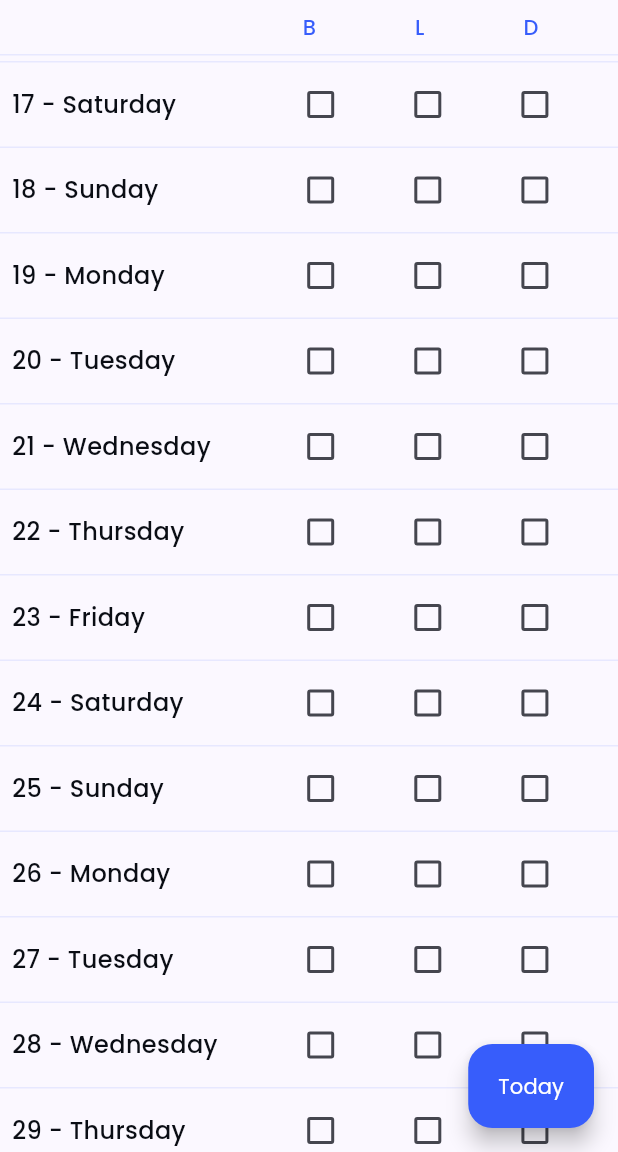
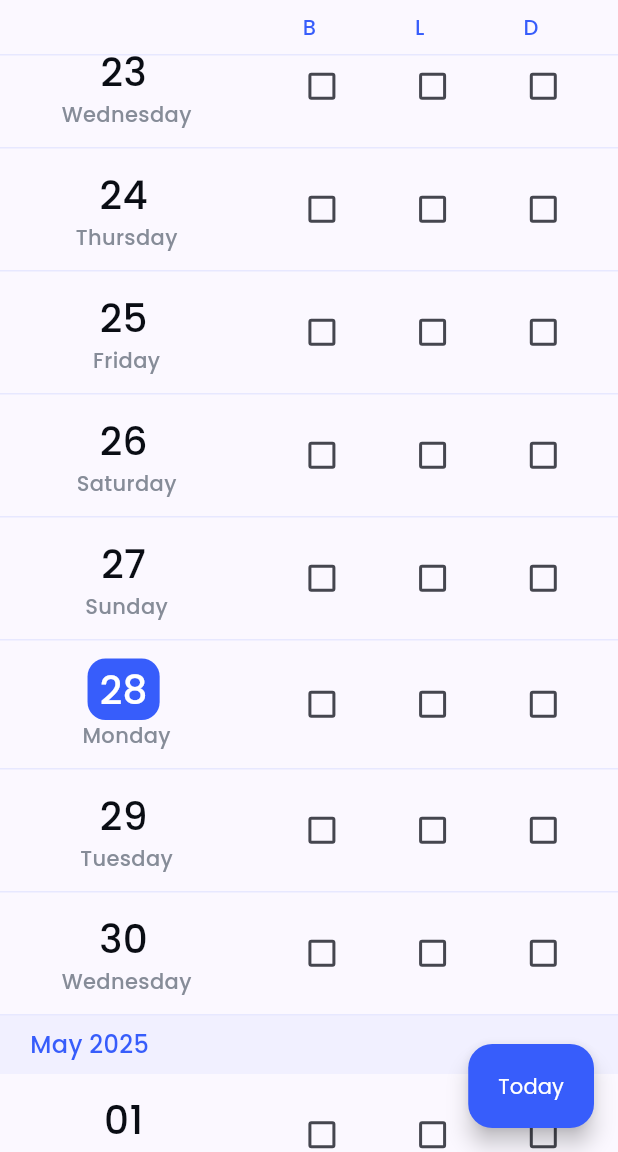
Before and after one commit to Jalaludheen25/Hira_plus, a Flutter app: the CanteenHomePage screen opened directly, scrolled down 576 dp, after a tap on "Today", on a phone screen of 412 x 824 dp, the part 84-1236 px from its top. Run offline on Flutter 3.47's test engine with Material 3 defaults, Android fonts, the phone set to English and light mode, and no system bars; our stand-ins replace font_awesome_flutter, google_fonts, pinput, toastification; missing offline and left inert: onesignal_flutter.

Commit message:
✨ Update dependencies and refactor toast notifications: Replace fluttertoast with toastification, update pubspec.lock, and enhance HomeScreen and ProfileScreen functionality.

```diff
--- a/lib/screens/user_screens/homescreen/home_screen.dart
+++ b/lib/screens/user_screens/homescreen/home_screen.dart
@@ -11,44 +11,89 @@ class CanteenHomePage extends StatefulWidget {
 
 class _CanteenHomePageState extends State<CanteenHomePage> {
   late DateTime selectedDate;
-  late DateTime firstDayOfMonth;
-  late List<DateTime> daysInMonth;
+  List<DateTime> allDays = [];
   final Map<String, Map<String, bool>> mealPreferences = {};
   final ScrollController _scrollController = ScrollController();
+  int currentYear = DateTime.now().year;
+  bool isLoadingNextYear = false;
 
   @override
   void initState() {
     super.initState();
     selectedDate = DateTime.now();
-    _updateMonthDays();
+    _updateAllDays();
     WidgetsBinding.instance.addPostFrameCallback((_) {
-      _scrollToCurrentWeek();
+      _scrollToCurrentDay();
     });
+    _scrollController.addListener(_onScroll);
   }
 
   @override
   void dispose() {
+    _scrollController.removeListener(_onScroll);
     _scrollController.dispose();
     super.dispose();
   }
 
-  void _updateMonthDays() {
-    firstDayOfMonth = DateTime(selectedDate.year, selectedDate.month, 1);
-    // Generate days for current month and next month
-    daysInMonth = [
-      ...List.generate(
-        DateTime(selectedDate.year, selectedDate.month + 1, 0).day,
-        (index) => DateTime(selectedDate.year, selectedDate.month, index + 1),
-      ),
-      ...List.generate(
-        DateTime(selectedDate.year, selectedDate.month + 2, 0).day,
-        (index) =>
-            DateTime(selectedDate.year, selectedDate.month + 1, index + 1),
-      ),
-    ];
+  void _onScroll() {
+    if (_scrollController.position.pixels >= _scrollController.position.maxScrollExtent * 0.8 &&
+        !isLoadingNextYear) {
+      _loadNextYear();
+    }
+  }
+
+  void _loadNextYear() {
+    if (isLoadingNextYear) return;
+
+    setState(() {
+      isLoadingNextYear = true;
+    });
+
+    final nextYear = currentYear + 1;
+    final startDate = DateTime(nextYear, 1, 1);
+    final endDate = DateTime(nextYear + 1, 1, 0); // Last day of December next year
+
+    final newDays = <DateTime>[];
+    DateTime currentDate = startDate;
+
+    while (currentDate.isBefore(endDate) || currentDate.isAtSameMomentAs(endDate)) {
+      newDays.add(currentDate);
+      currentDate = currentDate.add(const Duration(days: 1));
+    }
+
+    // Initialize preferences for new days
+    for (var date in newDays) {
+      final dateKey = '${date.year}-${date.month}-${date.day}';
+      mealPreferences[dateKey] ??= {
+        'Breakfast': false,
+        'Lunch': false,
+        'Dinner': false,
+      };
+    }
+
+    setState(() {
+      allDays.addAll(newDays);
+      currentYear = nextYear;
+      isLoadingNextYear = false;
+    });
+  }
+
+  void _updateAllDays() {
+    // Generate days for the current year and next year
+    final now = DateTime.now();
+    final startDate = DateTime(now.year, 1, 1); // Start from January 1st
+    final endDate = DateTime(now.year + 2, 1, 0); // Last day of next year
+
+    allDays = [];
+    DateTime currentDate = startDate;
+
+    while (currentDate.isBefore(endDate) || currentDate.isAtSameMomentAs(endDate)) {
+      allDays.add(currentDate);
+      currentDate = currentDate.add(const Duration(days: 1));
+    }
 
     // Initialize preferences for all days
-    for (var date in daysInMonth) {
+    for (var date in allDays) {
       final dateKey = '${date.year}-${date.month}-${date.day}';
       mealPreferences[dateKey] ??= {
         'Breakfast': false,
@@ -58,31 +103,48 @@ class _CanteenHomePageState extends State<CanteenHomePage> {
     }
   }
 
-  bool isCurrentWeek(DateTime date) {
+  void _scrollToCurrentDay() {
     final now = DateTime.now();
-    final firstDayOfWeek = now.subtract(Duration(days: now.weekday - 1));
-    final lastDayOfWeek = firstDayOfWeek.add(const Duration(days: 6));
-    return date.isAfter(firstDayOfWeek.subtract(const Duration(days: 1))) &&
-        date.isBefore(lastDayOfWeek.add(const Duration(days: 1)));
-  }
-
-  void _scrollToCurrentWeek() {
-    final now = DateTime.now();
-    final currentDayIndex = daysInMonth.indexWhere((date) =>
+    final currentDayIndex = allDays.indexWhere((date) =>
         date.day == now.day &&
         date.month == now.month &&
         date.year == now.year);
 
     if (currentDayIndex != -1) {
-      final screenHeight = MediaQuery.of(context).size.height;
-      final scrollPosition = (currentDayIndex * 110.0) - (screenHeight / 3);
+      // Scroll to the top of the current day
+      final itemHeight = 80.0; // Approximate height of each date item
+      final scrollPosition = currentDayIndex * itemHeight;
 
       _scrollController.animateTo(
         scrollPosition,
         duration: const Duration(milliseconds: 500),
         curve: Curves.easeInOut,
       );
+    } else {
+      // If today's date is not in the list, update the list to include it
+      _updateAllDays();
+      WidgetsBinding.instance.addPostFrameCallback((_) {
+        _scrollToCurrentDay();
+      });
     }
+  }
+
+  String _getMonthName(int month) {
+    const months = [
+      'January',
+      'February',
+      'March',
+      'April',
+      'May',
+      'June',
+      'July',
+      'August',
+      'September',
+      'October',
+      'November',
+      'December'
+    ];
+    return months[month - 1];
   }
 
   @override
@@ -110,7 +172,7 @@ class _CanteenHomePageState extends State<CanteenHomePage> {
               if (picked != null) {
                 setState(() {
                   selectedDate = picked;
-                  _updateMonthDays();
+                  _scrollToCurrentDay();
                 });
               }
             },
@@ -160,19 +222,28 @@ class _CanteenHomePageState extends State<CanteenHomePage> {
           Expanded(
             child: ListView.builder(
               controller: _scrollController,
-              itemCount: daysInMonth.length,
+              itemCount: allDays.length,
               itemBuilder: (context, index) {
-                final date = daysInMonth[index];
+                final date = allDays[index];
                 final dateKey = '${date.year}-${date.month}-${date.day}';
                 final isToday = date.day == DateTime.now().day &&
                     date.month == DateTime.now().month &&
                     date.year == DateTime.now().year;
 
+                // Check if this is the first day of the month
                 final bool isFirstDayOfMonth = date.day == 1;
-                final Widget monthHeader = isFirstDayOfMonth
-                    ? Container(
+
+                return Column(
+                  children: [
+                    if (isFirstDayOfMonth)
+                      Container(
                         padding: const EdgeInsets.all(8),
                         color: ColorClass.primaryBase.withOpacity(0.05),
+                        child: Row(
+                          mainAxisAlignment: MainAxisAlignment.spaceBetween,
+                          children: [
+                            Padding(
+                              padding: const EdgeInsets.only(left: 12),
                               child: Text(
                                 '${_getMonthName(date.month)} ${date.year}',
                                 style: TextStyleClass.poppinsMedium(
@@ -180,16 +251,30 @@ class _CanteenHomePageState extends State<CanteenHomePage> {
                                   color: ColorClass.primaryBase,
                                 ),
                               ),
-                      )
-                    : Container();
-
-                return Column(
-                  crossAxisAlignment: CrossAxisAlignment.stretch,
-                  children: [
-                    isFirstDayOfMonth ? monthHeader : Container(),
+                            ),
+                            if (isToday)
                               Container(
                                 padding: const EdgeInsets.symmetric(
-                          horizontal: 8, vertical: 4),
+                                  horizontal: 8,
+                                  vertical: 4,
+                                ),
+                                decoration: BoxDecoration(
+                                  color: ColorClass.primaryBase,
+                                  borderRadius: BorderRadius.circular(12),
+                                ),
+                                child: Text(
+                                  'Today',
+                                  style: TextStyleClass.poppinsMedium(
+                                    fontSize: 14,
+                                    color: Colors.white,
+                                  ),
+                                ),
+                              ),
+                          ],
+                        ),
+                      ),
+                    Container(
+                      padding: const EdgeInsets.symmetric(horizontal: 0, vertical: 12),
                       decoration: BoxDecoration(
                         border: Border(
                           bottom: BorderSide(
@@ -202,7 +287,7 @@ class _CanteenHomePageState extends State<CanteenHomePage> {
                           // Date and day section
                           Expanded(
                             flex: 2,
-                            child: Row(
+                            child: Column(
                               children: [
                                 if (isToday)
                                   Container(
@@ -217,7 +302,7 @@ class _CanteenHomePageState extends State<CanteenHomePage> {
                                     child: Text(
                                       date.day.toString().padLeft(2, '0'),
                                       style: TextStyleClass.poppinsMedium(
-                                        fontSize: 16,
+                                        fontSize: 26,
                                         color: Colors.white,
                                       ),
                                     ),
@@ -226,15 +311,15 @@ class _CanteenHomePageState extends State<CanteenHomePage> {
                                   Text(
                                     date.day.toString().padLeft(2, '0'),
                                     style: TextStyleClass.poppinsMedium(
-                                      fontSize: 16,
+                                      fontSize: 26,
                                       color: ColorClass.textMain900,
                                     ),
                                   ),
                                 Text(
-                                  ' - ${_getDayName(date.weekday)}',
+                                  ' ${_getDayName(date.weekday)}',
                                   style: TextStyleClass.poppinsMedium(
-                                    fontSize: 16,
-                                    color: ColorClass.textMain900,
+                                    fontSize: 14,
+                                    color: ColorClass.neutral400,
                                   ),
                                 ),
                               ],
@@ -250,8 +335,7 @@ class _CanteenHomePageState extends State<CanteenHomePage> {
                                   value: mealPreferences[dateKey]!['Breakfast'],
                                   onChanged: (value) {
                                     setState(() {
-                                      mealPreferences[dateKey]!['Breakfast'] =
-                                          value!;
+                                      mealPreferences[dateKey]!['Breakfast'] = value!;
                                     });
                                   },
                                   activeColor: ColorClass.primaryBase,
@@ -260,8 +344,7 @@ class _CanteenHomePageState extends State<CanteenHomePage> {
                                   value: mealPreferences[dateKey]!['Lunch'],
                                   onChanged: (value) {
                                     setState(() {
-                                      mealPreferences[dateKey]!['Lunch'] =
-                                          value!;
+                                      mealPreferences[dateKey]!['Lunch'] = value!;
                                     });
                                   },
                                   activeColor: ColorClass.primaryBase,
@@ -270,8 +353,7 @@ class _CanteenHomePageState extends State<CanteenHomePage> {
                                   value: mealPreferences[dateKey]!['Dinner'],
                                   onChanged: (value) {
                                     setState(() {
-                                      mealPreferences[dateKey]!['Dinner'] =
-                                          value!;
+                                      mealPreferences[dateKey]!['Dinner'] = value!;
                                     });
                                   },
                                   activeColor: ColorClass.primaryBase,
@@ -290,7 +372,15 @@ class _CanteenHomePageState extends State<CanteenHomePage> {
         ],
       ),
       floatingActionButton: FloatingActionButton.extended(
-        onPressed: _scrollToCurrentWeek,
+        onPressed: () {
+          setState(() {
+            selectedDate = DateTime.now();
+            _updateAllDays();
+            WidgetsBinding.instance.addPostFrameCallback((_) {
+              _scrollToCurrentDay();
+            });
+          });
+        },
         label: Text(
           'Today',
           style: TextStyleClass.poppinsRegular(
@@ -301,24 +391,6 @@ class _CanteenHomePageState extends State<CanteenHomePage> {
         backgroundColor: ColorClass.primaryBase,
       ),
     );
-  }
-
-  String _getMonthName(int month) {
-    const months = [
-      'January',
-      'February',
-      'March',
-      'April',
-      'May',
-      'June',
-      'July',
-      'August',
-      'September',
-      'October',
-      'November',
-      'December'
-    ];
-    return months[month - 1];
   }
 
   String _getDayName(int weekday) {
--- a/pubspec.yaml
+++ b/pubspec.yaml
@@ -39,7 +39,7 @@ dependencies:
   font_awesome_flutter: ^10.8.0
   provider: ^6.1.4
   pinput: ^5.0.1
-  fluttertoast: ^8.2.12
+  toastification: ^3.0.2
 
 dev_dependencies:
   flutter_lints: ^5.0.0
```
Also changed, not shown: lib/screens/login_screen/login_screen.dart (+16 -13 lines), lib/screens/user_screens/profile_screen/profile_screen.dart (+6 -5 lines), pubspec.lock. Lines whose indentation alone changed are shown as unchanged.
